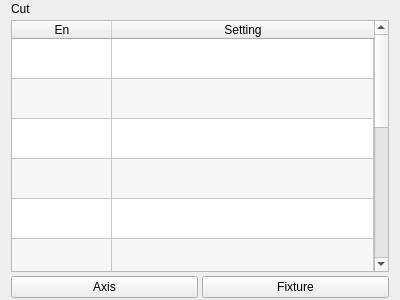
Old version of the form hcinstruction/iccutpage.ui in the repository dongdong-2009/3-5AxisRobot.
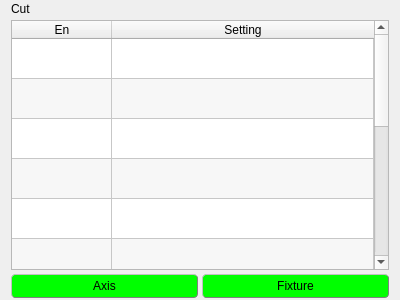
New version of the form. Icons and pictures are not drawn. Custom widgets are drawn as their Qt base class.

```diff
--- a/hcinstruction/iccutpage.ui
+++ b/hcinstruction/iccutpage.ui
@@ -13,6 +13,20 @@
   <property name="windowTitle">
    <string>Form</string>
   </property>
+  <property name="styleSheet">
+   <string notr="true">#goToAxis, #goToFixture{
+     border-style: outset;
+     border-width: 1px;
+     border-radius: 4px;
+     border-color: gray;
+	background-color: rgb(0, 255, 0);
+}
+#goToAxis::pressed, #goToFixture::pressed{
+     border-style: inset;
+	background-color: #0073FF;
+	color:black;
+}</string>
+  </property>
   <layout class="QVBoxLayout" name="verticalLayout">
    <property name="spacing">
     <number>4</number>
@@ -313,6 +327,12 @@
     <layout class="QHBoxLayout" name="horizontalLayout">
      <item>
       <widget class="QPushButton" name="goToAxis">
+       <property name="minimumSize">
+        <size>
+         <width>0</width>
+         <height>24</height>
+        </size>
+       </property>
        <property name="text">
         <string>Axis</string>
        </property>
@@ -320,6 +340,12 @@
      </item>
      <item>
       <widget class="QPushButton" name="goToFixture">
+       <property name="minimumSize">
+        <size>
+         <width>0</width>
+         <height>24</height>
+        </size>
+       </property>
        <property name="text">
         <string>Fixture</string>
        </property>
```
Left out of the diff: 16 changed lines with no effect on the pictures.
